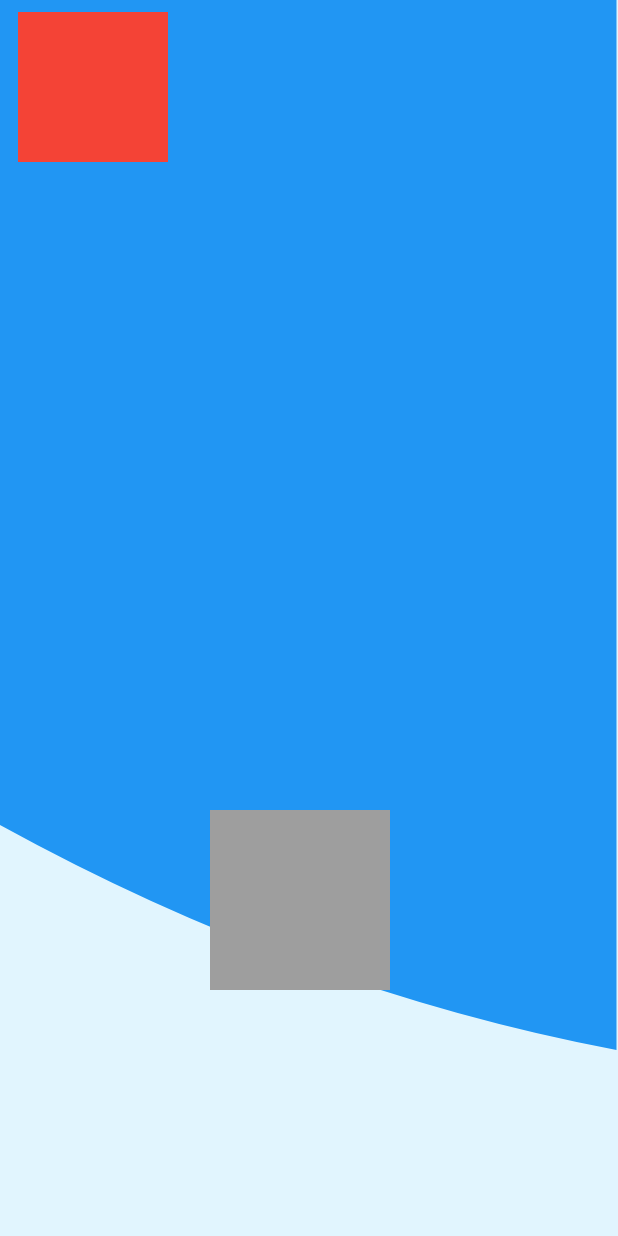
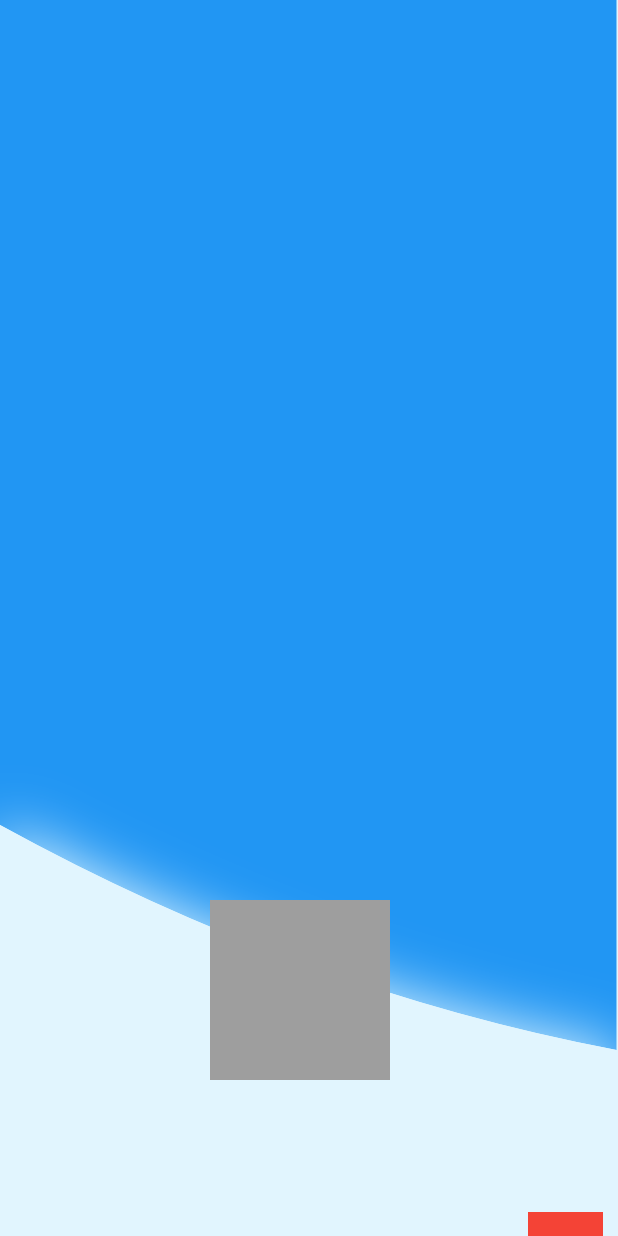
Before and after one commit to de-pamine/frontend, a Flutter app: the screen it shows after launch, on a phone screen of 412 x 824 dp. Run offline on Flutter 3.47's test engine with Material 3 defaults, Android fonts, the light colour scheme and no system bars.

Commit message:
feature/init 0618 yet code refactoring

```diff
--- a/lib/animation.dart
+++ b/lib/animation.dart
@@ -46,20 +46,10 @@
     return AnimatedBuilder(
       animation: isPause ? stopRollingController : rollingController,
       builder: (BuildContext context, Widget? widget) {
-        return Container(
-          width: MediaQuery.of(context).size.width * 1,
-          height: MediaQuery.of(context).size.height * 1,
-          color: Colors.lightBlue.shade50,
-          child: Stack(
+        return Stack(
           children: [
             Column(
               children: [
-                  // Expanded(
-                  //   child: Container(
-                  //     height: 500,
-                  //     color: Colors.blueGrey,
-                  //   ),
-                  // ),
                 Expanded(
                   child: CustomPaint(
                     painter: MyPainter(bezier: stopRollingAnimation.value),
@@ -67,7 +57,10 @@
                 ),
               ],
             ),
-              TextButton(
+            Positioned(
+              left: 340,
+              top: 800,
+              child: TextButton(
                 onPressed: () {
                   setState(() {
                     isPause = !isPause;
@@ -80,16 +73,15 @@
                   });
                 },
                 child: Container(
-                  width: 100,
-                  height: 100,
+                  width: 50,
+                  height: 50,
                   color: Colors.red,
+                ),
               ),
             ),
             Positioned(
               left: 140,
-                top: 540,
-                child: Align(
-                  alignment: Alignment.center,
+              top: 600, //540
               child: Transform.rotate(
                 angle: isPause ? getAngle() : rollingAnimation.value,
                 child: Container(
@@ -99,9 +91,7 @@
                 ),
               ),
             ),
-              ),
           ],
-          ),
         );
       },
     );
--- a/lib/main.dart
+++ b/lib/main.dart
@@ -21,53 +21,14 @@
         colorScheme: ColorScheme.fromSeed(seedColor: Colors.purple),
         useMaterial3: true,
       ),
-      home: const Scaffold(
-        body: AnimationWidget(),
+      home: Scaffold(
+        body: Container(
+          width: MediaQuery.of(context).size.width * 1,
+          height: MediaQuery.of(context).size.height * 1,
+          color: Colors.lightBlue.shade50,
+          child: const AnimationWidget(),
+        ),
       ),
     );
   }
 }
-
-// class MyHomePage extends StatefulWidget {
-//   const MyHomePage({super.key, required this.title});
-
-//   final String title;
-
-//   @override
-//   State<MyHomePage> createState() => _MyHomePageState();
-// }
-
-// class _MyHomePageState extends State<MyHomePage> {
-//   int _counter = 0;
-
-//   void _incrementCounter() {
-//     setState(() {
-//       _counter++;
-//     });
-//   }
-
-//   @override
-//   Widget build(BuildContext context) {
-//     return Scaffold(
-//       body: Center(
-//         child: Column(
-//           mainAxisAlignment: MainAxisAlignment.center,
-//           children: <Widget>[
-//             const Text(
-//               'You have pushed the button this many times:',
-//             ),
-//             Text(
-//               '$_counter',
-//               style: Theme.of(context).textTheme.headlineMedium,
-//             ),
-//           ],
-//         ),
-//       ),
-//       floatingActionButton: FloatingActionButton(
-//         onPressed: _incrementCounter,
-//         tooltip: 'Increment',
-//         child: const Icon(Icons.add),
-//       ),
-//     );
-//   }
-// }
```
Also changed, not shown: lib/paint.dart (+34 -3 lines). Lines whose indentation alone changed are shown as unchanged.
